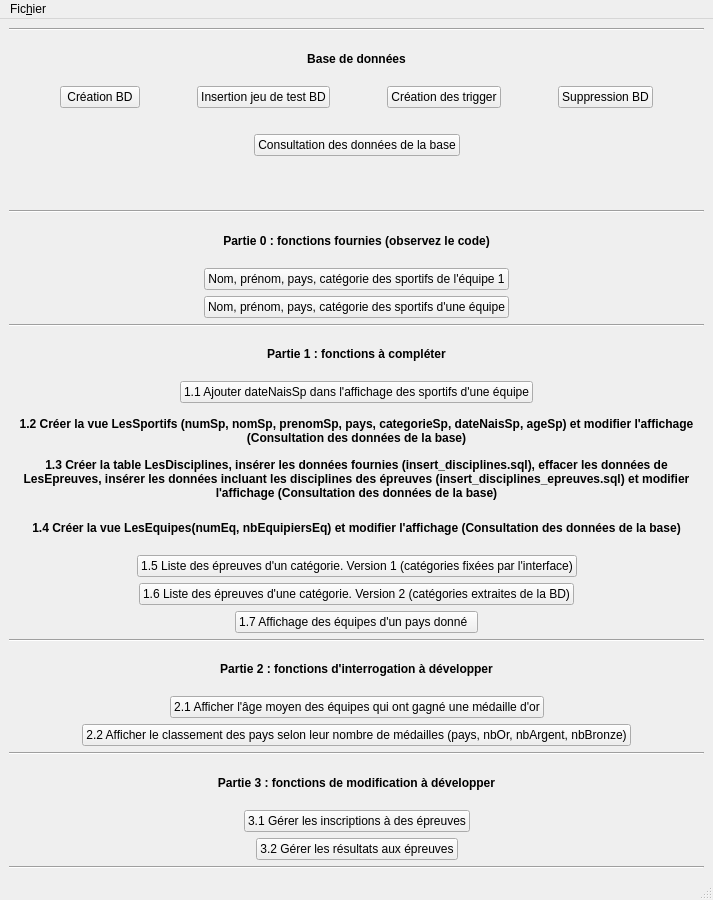
The window that gui/mainWindow.ui (pH0xe/L3-Info-Projet-CEBD) describes before a commit, drawn with Qt 5.
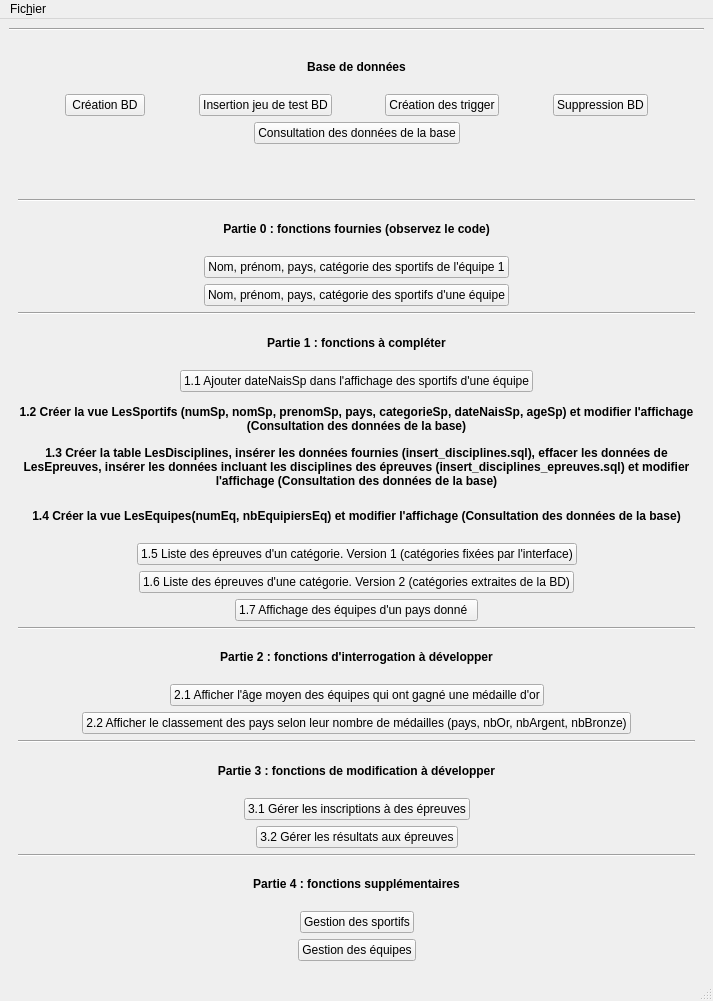
The same window after the commit.

Commit message: ajout d'une scroll area pour permettre l'ajout de bouton dans la fenetre principal

What changed in the file:
```diff
--- a/gui/mainWindow.ui
+++ b/gui/mainWindow.ui
@@ -7,7 +7,7 @@
     <x>0</x>
     <y>0</y>
     <width>713</width>
-    <height>900</height>
+    <height>1001</height>
    </rect>
   </property>
   <property name="windowTitle">
@@ -23,6 +23,30 @@
      </widget>
     </item>
     <item>
+     <widget class="QScrollArea" name="scrollArea">
+      <property name="sizePolicy">
+       <sizepolicy hsizetype="Expanding" vsizetype="Expanding">
+        <horstretch>0</horstretch>
+        <verstretch>0</verstretch>
+       </sizepolicy>
+      </property>
+      <property name="frameShape">
+       <enum>QFrame::NoFrame</enum>
+      </property>
+      <property name="widgetResizable">
+       <bool>true</bool>
+      </property>
+      <widget class="QWidget" name="scrollAreaWidgetContents">
+       <property name="geometry">
+        <rect>
+         <x>0</x>
+         <y>0</y>
+         <width>681</width>
+         <height>959</height>
+        </rect>
+       </property>
+       <layout class="QVBoxLayout" name="verticalLayout_2">
+        <item>
      <widget class="QLabel" name="label">
       <property name="font">
        <font>
@@ -156,19 +180,6 @@
     <item>
      <layout class="QHBoxLayout" name="horizontalLayout_10"/>
     </item>
-    <item>
-     <spacer name="horizontalSpacer_22">
-      <property name="orientation">
-       <enum>Qt::Horizontal</enum>
-      </property>
-      <property name="sizeHint" stdset="0">
-       <size>
-        <width>40</width>
-        <height>20</height>
-       </size>
-      </property>
-     </spacer>
-    </item>
     <item>
      <layout class="QHBoxLayout" name="horizontalLayout_13">
       <item>
@@ -740,6 +751,100 @@
       <property name="orientation">
        <enum>Qt::Horizontal</enum>
       </property>
+         </widget>
+        </item>
+        <item>
+         <widget class="QLabel" name="label_10">
+          <property name="font">
+           <font>
+            <weight>75</weight>
+            <bold>true</bold>
+           </font>
+          </property>
+          <property name="text">
+           <string>Partie 4 : fonctions supplémentaires</string>
+          </property>
+          <property name="alignment">
+           <set>Qt::AlignCenter</set>
+          </property>
+         </widget>
+        </item>
+        <item>
+         <layout class="QHBoxLayout" name="horizontalLayout_15">
+          <item>
+           <spacer name="horizontalSpacer_31">
+            <property name="orientation">
+             <enum>Qt::Horizontal</enum>
+            </property>
+            <property name="sizeHint" stdset="0">
+             <size>
+              <width>40</width>
+              <height>20</height>
+             </size>
+            </property>
+           </spacer>
+          </item>
+          <item>
+           <widget class="QPushButton" name="pushButton_17">
+            <property name="text">
+             <string>Gestion des sportifs</string>
+            </property>
+           </widget>
+          </item>
+          <item>
+           <spacer name="horizontalSpacer_32">
+            <property name="orientation">
+             <enum>Qt::Horizontal</enum>
+            </property>
+            <property name="sizeHint" stdset="0">
+             <size>
+              <width>40</width>
+              <height>20</height>
+             </size>
+            </property>
+           </spacer>
+          </item>
+         </layout>
+        </item>
+        <item>
+         <layout class="QHBoxLayout" name="horizontalLayout_14">
+          <item>
+           <spacer name="horizontalSpacer_29">
+            <property name="orientation">
+             <enum>Qt::Horizontal</enum>
+            </property>
+            <property name="sizeHint" stdset="0">
+             <size>
+              <width>40</width>
+              <height>20</height>
+             </size>
+            </property>
+           </spacer>
+          </item>
+          <item>
+           <widget class="QPushButton" name="pushButton_16">
+            <property name="text">
+             <string>Gestion des équipes</string>
+            </property>
+           </widget>
+          </item>
+          <item>
+           <spacer name="horizontalSpacer_30">
+            <property name="orientation">
+             <enum>Qt::Horizontal</enum>
+            </property>
+            <property name="sizeHint" stdset="0">
+             <size>
+              <width>40</width>
+              <height>20</height>
+             </size>
+            </property>
+           </spacer>
+          </item>
+         </layout>
+        </item>
+       </layout>
+      </widget>
      </widget>
     </item>
    </layout>
```
Lines whose indentation alone changed are shown as unchanged.
